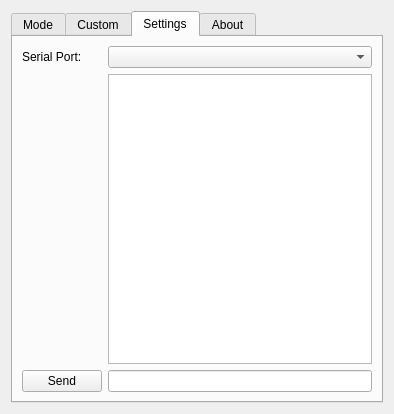
Before: the Qt Designer form software/dialog.ui in boucaron/3DMouse, drawn with Qt 5.
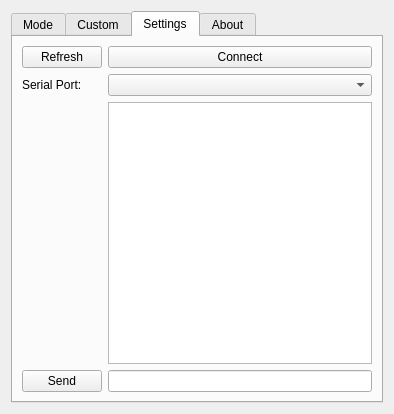
After: the same form once the commit is applied. The open tabs and pages were chosen to show the change. Icons and pictures are not drawn.

Commit message: Implement Refresh

```diff
--- a/software/dialog.ui
+++ b/software/dialog.ui
@@ -342,29 +342,43 @@
        <string>Settings</string>
       </attribute>
       <layout class="QFormLayout" name="formLayout_2">
-       <item row="0" column="1">
-        <widget class="QComboBox" name="serialPorts"/>
-       </item>
-       <item row="0" column="0">
+       <item row="2" column="0">
         <widget class="QLabel" name="label">
          <property name="text">
           <string>Serial Port:</string>
          </property>
         </widget>
        </item>
-       <item row="1" column="1">
-        <widget class="QPlainTextEdit" name="serialOutput"/>
-       </item>
        <item row="2" column="1">
-        <widget class="QLineEdit" name="serialInput"/>
+        <widget class="QComboBox" name="serialPorts"/>
        </item>
-       <item row="2" column="0">
+       <item row="3" column="1">
+        <widget class="QPlainTextEdit" name="serialOutput"/>
+       </item>
+       <item row="4" column="0">
         <widget class="QPushButton" name="serialSend">
          <property name="text">
           <string>Send</string>
          </property>
         </widget>
        </item>
+       <item row="4" column="1">
+        <widget class="QLineEdit" name="serialInput"/>
+       </item>
+       <item row="1" column="0">
+        <widget class="QPushButton" name="refresh">
+         <property name="text">
+          <string>Refresh</string>
+         </property>
+        </widget>
+       </item>
+       <item row="1" column="1">
+        <widget class="QPushButton" name="connect">
+         <property name="text">
+          <string>Connect</string>
+         </property>
+        </widget>
+       </item>
       </layout>
      </widget>
      <widget class="QWidget" name="tab_4">
```
The commit also changes 1 other file.
